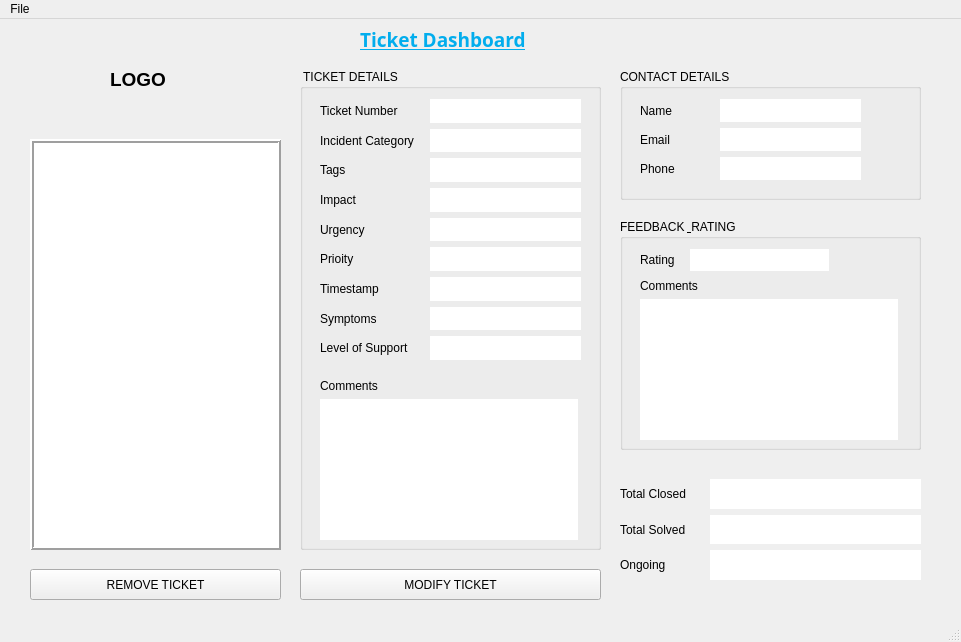
Above: mainwindow.ui from 27011389/BitTicket before the change. Below: the same form after it.
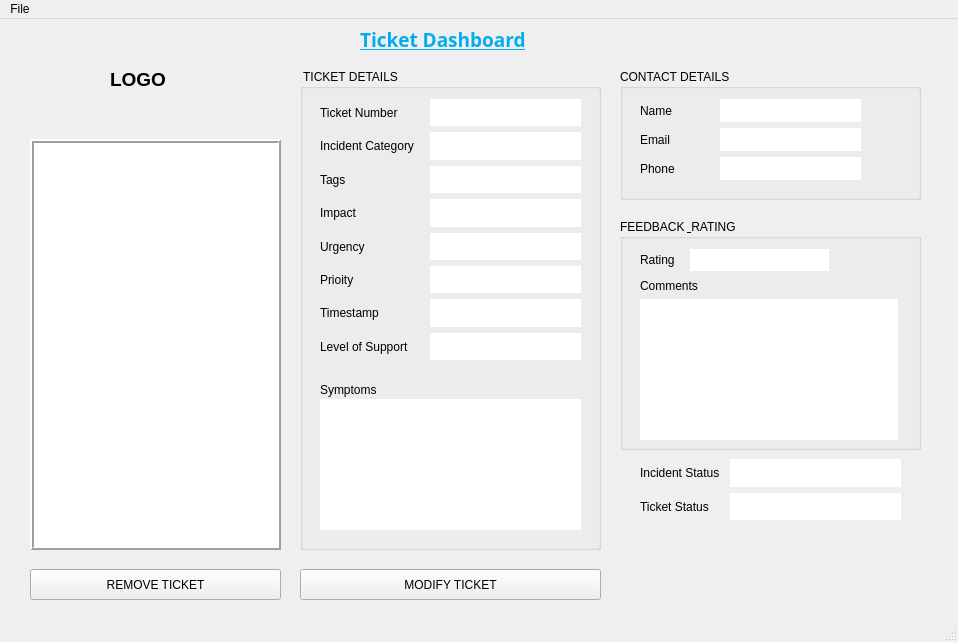
That is the form after the change.

```diff
--- a/mainwindow.ui
+++ b/mainwindow.ui
@@ -6,7 +6,7 @@
    <rect>
     <x>0</x>
     <y>0</y>
-    <width>961</width>
+    <width>958</width>
     <height>642</height>
    </rect>
   </property>
@@ -17,10 +17,10 @@
    <widget class="QWidget" name="layoutWidget_6">
     <property name="geometry">
      <rect>
-      <x>710</x>
-      <y>460</y>
-      <width>211</width>
-      <height>101</height>
+      <x>730</x>
+      <y>440</y>
+      <width>171</width>
+      <height>61</height>
      </rect>
     </property>
     <layout class="QVBoxLayout" name="verticalLayout_5">
@@ -37,19 +37,6 @@
        </property>
       </widget>
      </item>
-     <item>
-      <widget class="QLabel" name="lb_display_totalsolved">
-       <property name="styleSheet">
-        <string notr="true">background-color: rgb(255, 255, 255);</string>
-       </property>
-       <property name="frameShadow">
-        <enum>QFrame::Raised</enum>
-       </property>
-       <property name="text">
-        <string/>
-       </property>
-      </widget>
-     </item>
      <item>
       <widget class="QLabel" name="lb_display_ongoing">
        <property name="styleSheet">
@@ -277,13 +264,6 @@
         </property>
        </widget>
       </item>
-      <item>
-       <widget class="QLabel" name="lb_symptoms">
-        <property name="text">
-         <string>Symptoms</string>
-        </property>
-       </widget>
-      </item>
       <item>
        <widget class="QLabel" name="lb_level_support">
         <property name="text">
@@ -394,19 +374,6 @@
         </property>
        </widget>
       </item>
-      <item>
-       <widget class="QLabel" name="lb_display_symptoms">
-        <property name="styleSheet">
-         <string notr="true">background-color: rgb(255, 255, 255);</string>
-        </property>
-        <property name="frameShadow">
-         <enum>QFrame::Raised</enum>
-        </property>
-        <property name="text">
-         <string/>
-        </property>
-       </widget>
-      </item>
       <item>
        <widget class="QLabel" name="lb_display_levelsupport">
         <property name="styleSheet">
@@ -426,63 +393,62 @@
      <property name="geometry">
       <rect>
        <x>20</x>
-       <y>310</y>
-       <width>258</width>
-       <height>161</height>
+       <y>330</y>
+       <width>261</width>
+       <height>131</height>
       </rect>
      </property>
      <layout class="QVBoxLayout" name="verticalLayout_6">
       <item>
-       <widget class="QLabel" name="label_14">
-        <property name="text">
-         <string>Comments</string>
-        </property>
-       </widget>
-      </item>
-      <item>
-       <widget class="QListWidget" name="lst_display_ticketcomments">
-        <property name="enabled">
-         <bool>true</bool>
-        </property>
-        <property name="frameShape">
-         <enum>QFrame::NoFrame</enum>
+       <widget class="QLabel" name="lb_display_symptoms">
+        <property name="styleSheet">
+         <string notr="true">background-color: rgb(255, 255, 255);</string>
         </property>
         <property name="frameShadow">
-         <enum>QFrame::Plain</enum>
+         <enum>QFrame::Raised</enum>
+        </property>
+        <property name="text">
+         <string/>
         </property>
        </widget>
       </item>
      </layout>
     </widget>
+    <widget class="QLabel" name="label_14">
+     <property name="geometry">
+      <rect>
+       <x>20</x>
+       <y>310</y>
+       <width>81</width>
+       <height>21</height>
+      </rect>
+     </property>
+     <property name="text">
+      <string>Symptoms</string>
+     </property>
+    </widget>
    </widget>
    <widget class="QWidget" name="layoutWidget_5">
     <property name="geometry">
      <rect>
-      <x>620</x>
-      <y>460</y>
+      <x>640</x>
+      <y>440</y>
       <width>81</width>
-      <height>101</height>
+      <height>61</height>
      </rect>
     </property>
     <layout class="QVBoxLayout" name="verticalLayout_7">
      <item>
       <widget class="QLabel" name="lb_total_closed">
        <property name="text">
-        <string>Total Closed</string>
+        <string>Incident Status</string>
        </property>
       </widget>
      </item>
      <item>
       <widget class="QLabel" name="lb_total_solved">
        <property name="text">
-        <string>Total Solved</string>
-       </property>
-      </widget>
-     </item>
-     <item>
-      <widget class="QLabel" name="lb_ongoing">
-       <property name="text">
-        <string>Ongoing</string>
+        <string>Ticket Status </string>
        </property>
       </widget>
      </item>
@@ -611,8 +577,8 @@
     <rect>
      <x>0</x>
      <y>0</y>
-     <width>961</width>
-     <height>20</height>
+     <width>958</width>
+     <height>21</height>
     </rect>
    </property>
    <widget class="QMenu" name="menuFile">
@@ -622,6 +588,7 @@
     <addaction name="actionNew"/>
     <addaction name="actionLoad"/>
     <addaction name="actionSave"/>
+    <addaction name="actionModify_Ticket"/>
     <addaction name="actionExit"/>
    </widget>
    <addaction name="menuFile"/>
@@ -629,17 +596,17 @@
   <widget class="QStatusBar" name="statusbar"/>
   <action name="actionNew">
    <property name="text">
-    <string>New</string>
+    <string>New Ticket</string>
    </property>
   </action>
   <action name="actionLoad">
    <property name="text">
-    <string>Load</string>
+    <string>Load Ticekt</string>
    </property>
   </action>
   <action name="actionSave">
    <property name="text">
-    <string>Save</string>
+    <string>Save Ticket</string>
    </property>
   </action>
   <action name="actionExit">
@@ -647,6 +614,11 @@
     <string>Exit</string>
    </property>
   </action>
+  <action name="actionModify_Ticket">
+   <property name="text">
+    <string>Modify Ticket</string>
+   </property>
+  </action>
  </widget>
  <resources/>
  <connections/>
```
Left out of the diff: 6 changed lines with no effect on the pictures.
